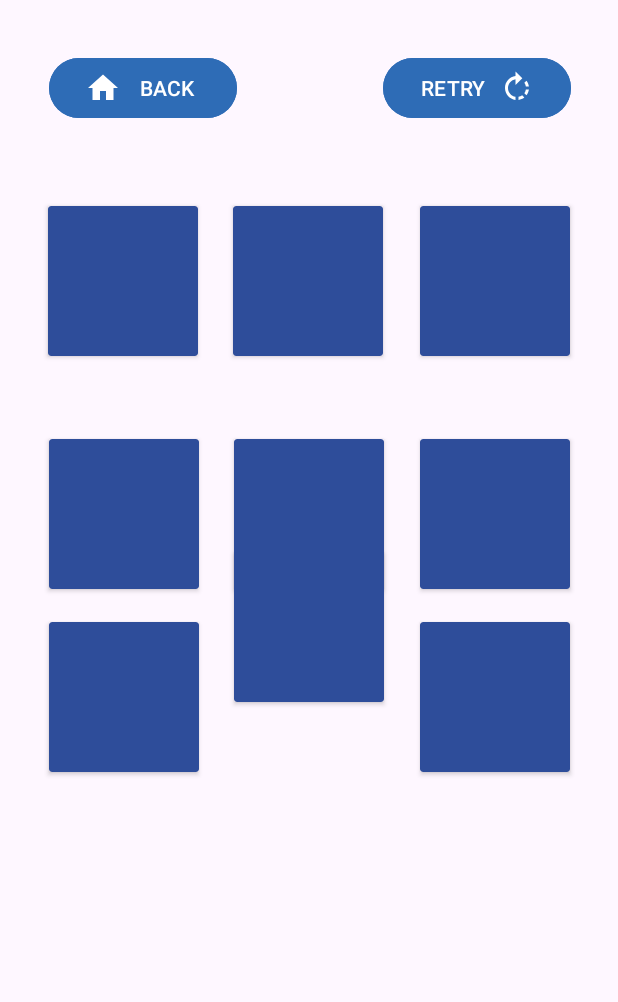
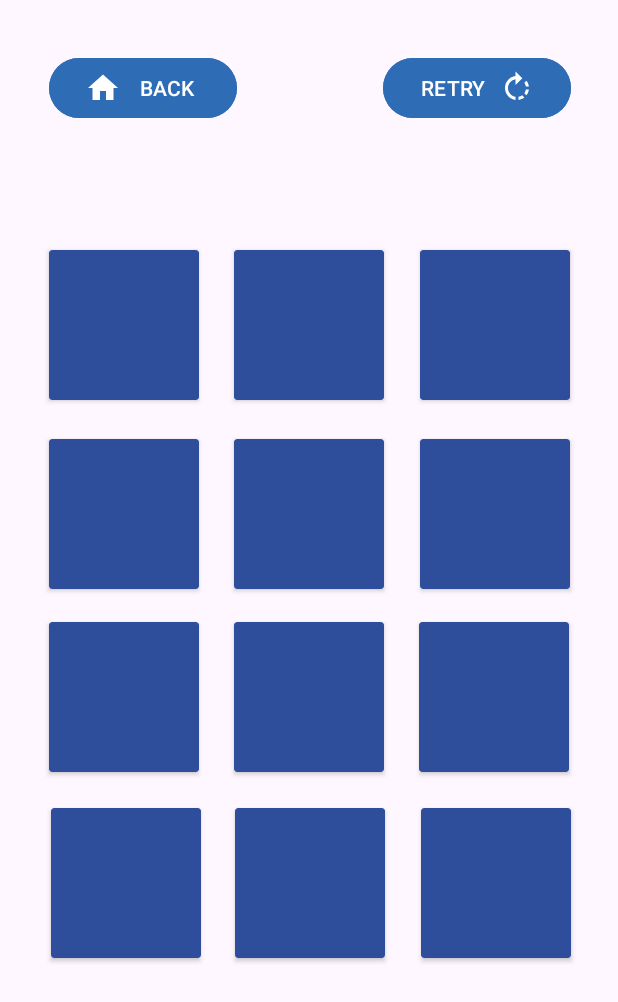
Before and after one commit to PyroJayxX/MobileGame-AppDev-Project, an Android app: the screen it shows after launch (MainActivity), on a phone screen of 412 x 824 dp. Shown: the top 1002 px of the screen. Run offline under Robolectric (Android 15) with nearby library versions, the phone set to English and light mode, and no system bars.

Commit message:
- Fixed card positions not appearing properly on phone

```diff
--- a/app/src/main/res/layout/activity_main.xml
+++ b/app/src/main/res/layout/activity_main.xml
@@ -104,6 +104,7 @@
                 android:backgroundTint="#2E6CB6"
                 android:drawableLeft="@drawable/home_icon"
                 android:text="BACK"
+                android:textColor="#FFFFFF"
                 app:layout_constraintBottom_toBottomOf="parent"
                 app:layout_constraintEnd_toEndOf="parent"
                 app:layout_constraintHorizontal_bias="0.113"
@@ -118,6 +119,7 @@
                 android:backgroundTint="#2E6CB6"
                 android:drawableRight="@drawable/retry_icon"
                 android:text="RETRY"
+                android:textColor="@color/white"
                 app:layout_constraintBottom_toBottomOf="parent"
                 app:layout_constraintEnd_toEndOf="parent"
                 app:layout_constraintHorizontal_bias="0.891"
@@ -129,25 +131,29 @@
                 android:id="@+id/cardView1"
                 android:layout_width="100dp"
                 android:layout_height="100dp"
+                android:layout_marginStart="279dp"
+                android:layout_marginTop="120dp"
+                android:layout_marginEnd="32dp"
+                android:layout_marginBottom="511dp"
                 android:backgroundTint="#2E4D9A"
                 app:layout_constraintBottom_toBottomOf="parent"
                 app:layout_constraintEnd_toEndOf="parent"
-                app:layout_constraintHorizontal_bias="0.102"
                 app:layout_constraintStart_toStartOf="parent"
-                app:layout_constraintTop_toTopOf="parent"
-                app:layout_constraintVertical_bias="0.19" />
+                app:layout_constraintTop_toTopOf="parent" />
 
             <androidx.cardview.widget.CardView
                 android:id="@+id/cardView2"
                 android:layout_width="100dp"
                 android:layout_height="100dp"
+                android:layout_marginStart="155dp"
+                android:layout_marginTop="120dp"
+                android:layout_marginEnd="156dp"
+                android:layout_marginBottom="511dp"
                 android:backgroundTint="#2E4D9A"
                 app:layout_constraintBottom_toBottomOf="parent"
                 app:layout_constraintEnd_toEndOf="parent"
-                app:layout_constraintHorizontal_bias="0.498"
                 app:layout_constraintStart_toStartOf="parent"
-                app:layout_constraintTop_toTopOf="parent"
-                app:layout_constraintVertical_bias="0.19">
+                app:layout_constraintTop_toTopOf="parent">
 
             </androidx.cardview.widget.CardView>
 
@@ -155,15 +161,31 @@
                 android:id="@+id/cardView3"
                 android:layout_width="100dp"
                 android:layout_height="100dp"
+                android:layout_marginStart="32dp"
+                android:layout_marginTop="120dp"
+                android:layout_marginEnd="279dp"
+                android:layout_marginBottom="511dp"
                 android:backgroundTint="#2E4D9A"
                 app:layout_constraintBottom_toBottomOf="parent"
                 app:layout_constraintEnd_toEndOf="parent"
-                app:layout_constraintHorizontal_bias="0.897"
                 app:layout_constraintStart_toStartOf="parent"
-                app:layout_constraintTop_toTopOf="parent"
-                app:layout_constraintVertical_bias="0.19">
+                app:layout_constraintTop_toTopOf="parent">
 
             </androidx.cardview.widget.CardView>
+
+            <androidx.cardview.widget.CardView
+                android:id="@+id/cardView4"
+                android:layout_width="100dp"
+                android:layout_height="100dp"
+                android:layout_marginStart="32dp"
+                android:layout_marginTop="246dp"
+                android:layout_marginEnd="279dp"
+                android:layout_marginBottom="385dp"
+                android:backgroundTint="#2E4D9A"
+                app:layout_constraintBottom_toBottomOf="parent"
+                app:layout_constraintEnd_toEndOf="parent"
+                app:layout_constraintStart_toStartOf="parent"
+                app:layout_constraintTop_toTopOf="parent" />
 
             <androidx.cardview.widget.CardView
                 android:id="@+id/cardView5"
@@ -198,13 +220,13 @@
             </androidx.cardview.widget.CardView>
 
             <androidx.cardview.widget.CardView
-                android:id="@+id/cardView4"
+                android:id="@+id/cardView7"
                 android:layout_width="100dp"
                 android:layout_height="100dp"
                 android:layout_marginStart="32dp"
-                android:layout_marginTop="246dp"
+                android:layout_marginTop="368dp"
                 android:layout_marginEnd="279dp"
-                android:layout_marginBottom="385dp"
+                android:layout_marginBottom="263dp"
                 android:backgroundTint="#2E4D9A"
                 app:layout_constraintBottom_toBottomOf="parent"
                 app:layout_constraintEnd_toEndOf="parent"
@@ -218,7 +240,9 @@
                 android:layout_marginStart="155dp"
                 android:layout_marginTop="368dp"
                 android:layout_marginEnd="156dp"
+                android:layout_marginBottom="263dp"
                 android:backgroundTint="#2E4D9A"
+                app:layout_constraintBottom_toBottomOf="parent"
                 app:layout_constraintEnd_toEndOf="parent"
                 app:layout_constraintStart_toStartOf="parent"
                 app:layout_constraintTop_toTopOf="parent">
@@ -231,8 +255,36 @@
                 android:layout_height="100dp"
                 android:layout_marginStart="279dp"
                 android:layout_marginTop="368dp"
-                android:layout_marginEnd="32dp"
                 android:layout_marginBottom="263dp"
+                android:backgroundTint="#2E4D9A"
+                app:layout_constraintBottom_toBottomOf="parent"
+                app:layout_constraintStart_toStartOf="parent"
+                app:layout_constraintTop_toTopOf="parent">
+
+            </androidx.cardview.widget.CardView>
+
+            <androidx.cardview.widget.CardView
+                android:id="@+id/cardView10"
+                android:layout_width="100dp"
+                android:layout_height="100dp"
+                android:layout_marginStart="33dp"
+                android:layout_marginTop="492dp"
+                android:layout_marginEnd="278dp"
+                android:layout_marginBottom="139dp"
+                android:backgroundTint="#2E4D9A"
+                app:layout_constraintBottom_toBottomOf="parent"
+                app:layout_constraintEnd_toEndOf="parent"
+                app:layout_constraintStart_toStartOf="parent"
+                app:layout_constraintTop_toTopOf="parent" />
+
+            <androidx.cardview.widget.CardView
+                android:id="@+id/cardView11"
+                android:layout_width="100dp"
+                android:layout_height="100dp"
+                android:layout_marginStart="156dp"
+                android:layout_marginTop="492dp"
+                android:layout_marginEnd="155dp"
+                android:layout_marginBottom="139dp"
                 android:backgroundTint="#2E4D9A"
                 app:layout_constraintBottom_toBottomOf="parent"
                 app:layout_constraintEnd_toEndOf="parent"
@@ -242,18 +294,20 @@
             </androidx.cardview.widget.CardView>
 
             <androidx.cardview.widget.CardView
-                android:id="@+id/cardView7"
+                android:id="@+id/cardView12"
                 android:layout_width="100dp"
                 android:layout_height="100dp"
-                android:layout_marginStart="32dp"
-                android:layout_marginTop="368dp"
-                android:layout_marginEnd="279dp"
-                android:layout_marginBottom="263dp"
+                android:layout_marginStart="280dp"
+                android:layout_marginTop="492dp"
+                android:layout_marginEnd="31dp"
+                android:layout_marginBottom="139dp"
                 android:backgroundTint="#2E4D9A"
                 app:layout_constraintBottom_toBottomOf="parent"
                 app:layout_constraintEnd_toEndOf="parent"
                 app:layout_constraintStart_toStartOf="parent"
-                app:layout_constraintTop_toTopOf="parent" />
+                app:layout_constraintTop_toTopOf="parent">
+
+            </androidx.cardview.widget.CardView>
 
         </androidx.constraintlayout.widget.ConstraintLayout>
 
```
